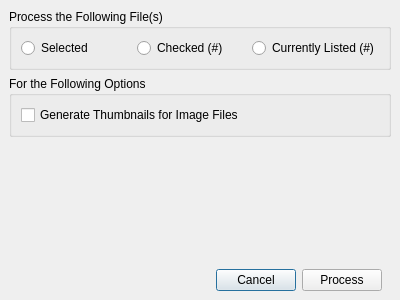
Old version of the form digdeeperdialog.ui in the repository pjrinaldi/wombatforensics.
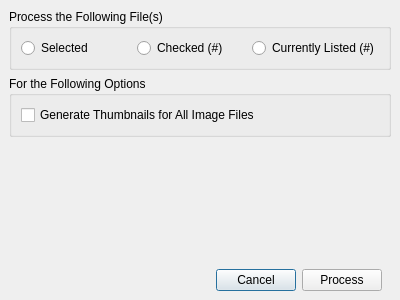
New version of the form.

Commit message: digdeeper works for now... not sure if i like the thumbnail generator piece. i think there might be a disconnect between the thumbnail path list and the thumbnail files, where it could get out of sync...

```diff
--- a/digdeeperdialog.ui
+++ b/digdeeperdialog.ui
@@ -101,7 +101,7 @@
         <item>
          <widget class="QCheckBox" name="thumbnailcheckBox">
           <property name="text">
-           <string>Generate Thumbnails for Image Files</string>
+           <string>Generate Thumbnails for All Image Files</string>
           </property>
          </widget>
         </item>
```
The commit also changes 5 other files.
